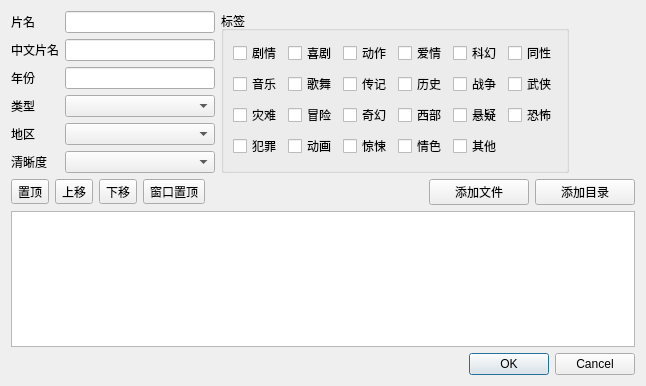
Reilkay/MTA-Warehouse, file ui/ui_new_item_dialog.ui: the form before one commit.
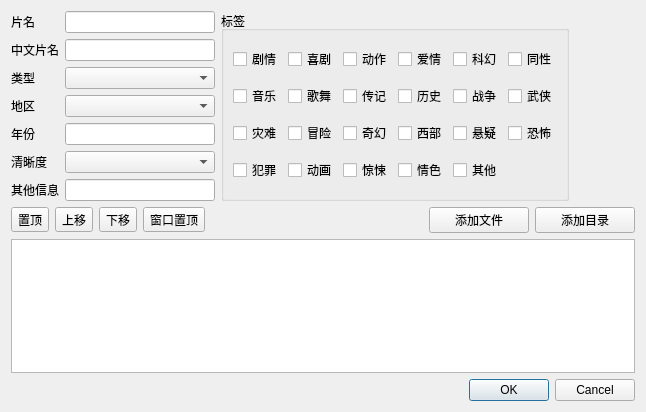
The form after the commit. Icons and pictures are not drawn.

Commit message: 为MTA添加‘其他信息’，添加文件名校验

```diff
--- a/ui/ui_new_item_dialog.ui
+++ b/ui/ui_new_item_dialog.ui
@@ -7,7 +7,7 @@
     <x>0</x>
     <y>0</y>
     <width>572</width>
-    <height>386</height>
+    <height>412</height>
    </rect>
   </property>
   <property name="windowTitle">
@@ -32,13 +32,6 @@
          </property>
         </widget>
        </item>
-       <item>
-        <widget class="QLabel" name="label_4">
-         <property name="text">
-          <string>年份</string>
-         </property>
-        </widget>
-       </item>
        <item>
         <widget class="QLabel" name="label_3">
          <property name="text">
@@ -53,6 +46,13 @@
          </property>
         </widget>
        </item>
+       <item>
+        <widget class="QLabel" name="label_4">
+         <property name="text">
+          <string>年份</string>
+         </property>
+        </widget>
+       </item>
        <item>
         <widget class="QLabel" name="label_7">
          <property name="text">
@@ -60,6 +60,13 @@
          </property>
         </widget>
        </item>
+       <item>
+        <widget class="QLabel" name="label_5">
+         <property name="text">
+          <string>其他信息</string>
+         </property>
+        </widget>
+       </item>
       </layout>
      </item>
      <item>
@@ -106,27 +113,8 @@
            <height>16777215</height>
           </size>
          </property>
-        </widget>
-       </item>
-       <item>
-        <widget class="QLineEdit" name="year_input">
-         <property name="sizePolicy">
-          <sizepolicy hsizetype="Fixed" vsizetype="Fixed">
-           <horstretch>0</horstretch>
-           <verstretch>0</verstretch>
-          </sizepolicy>
-         </property>
-         <property name="minimumSize">
-          <size>
-           <width>150</width>
-           <height>0</height>
-          </size>
-         </property>
-         <property name="maximumSize">
-          <size>
-           <width>150</width>
-           <height>16777215</height>
-          </size>
+         <property name="placeholderText">
+          <string/>
          </property>
         </widget>
        </item>
@@ -174,6 +162,28 @@
          </property>
         </widget>
        </item>
+       <item>
+        <widget class="QLineEdit" name="year_input">
+         <property name="sizePolicy">
+          <sizepolicy hsizetype="Fixed" vsizetype="Fixed">
+           <horstretch>0</horstretch>
+           <verstretch>0</verstretch>
+          </sizepolicy>
+         </property>
+         <property name="minimumSize">
+          <size>
+           <width>150</width>
+           <height>0</height>
+          </size>
+         </property>
+         <property name="maximumSize">
+          <size>
+           <width>150</width>
+           <height>16777215</height>
+          </size>
+         </property>
+        </widget>
+       </item>
        <item>
         <widget class="QComboBox" name="quality_input">
          <property name="sizePolicy">
@@ -196,6 +206,9 @@
          </property>
         </widget>
        </item>
+       <item>
+        <widget class="QLineEdit" name="other_input"/>
+       </item>
       </layout>
      </item>
      <item>
```
The commit also changes 8 other files.
